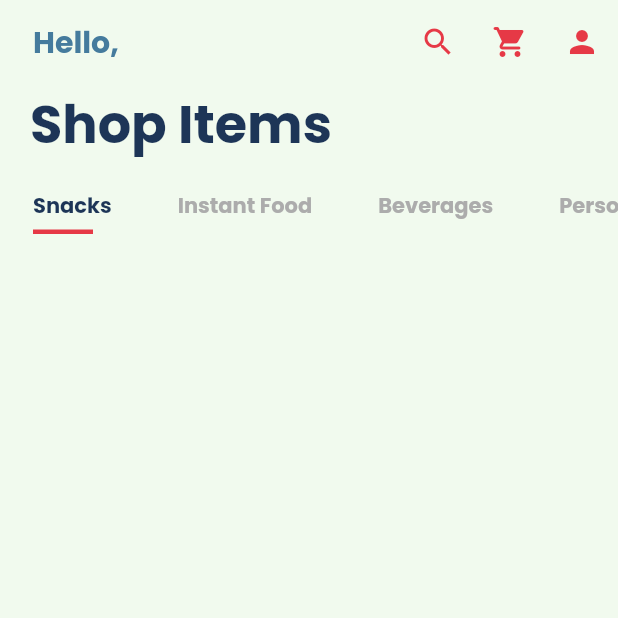
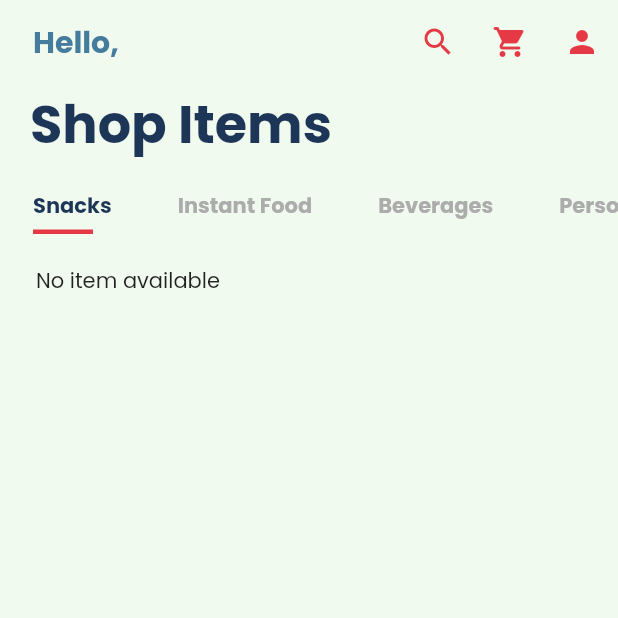
Before and after one commit to zul-aji/youmart_mobitech, a Flutter app: the screen it shows once a user with an empty profile is signed in, on a phone screen of 412 x 824 dp, the top half of it. Run offline on Flutter 3.47's test engine with Material 2 defaults, Android fonts, the phone set to English and light mode, and no system bars; our stand-ins replace cloud_firestore, email_validator, file_picker, firebase_auth, firebase_core, firebase_storage and 2 more; missing offline and left inert: flutterfire_ui; accounts and stored records are empty.

Commit message:
Final changes on Item List
Item list counter can now work and minor changes on UI

```diff
--- a/lib/screens/home/components/admin/add_item.dart
+++ b/lib/screens/home/components/admin/add_item.dart
@@ -289,12 +289,6 @@
         .child('${productModel.pid}/images')
         .child("post_$uuid");
 
-    // cloud firestore
-    // await firebaseFirestore
-    //     .collection("product")
-    //     .doc(productModel.pid)
-    //     .add({'downloadURL': urlDownload});
-
     FirebaseFirestore.instance
         .collection("product")
         .doc(productModel.pid)
--- a/lib/screens/home/components/customer/cart_counter.dart
+++ b/lib/screens/home/components/customer/cart_counter.dart
@@ -10,11 +10,11 @@
 }
 
 class _CartCounterState extends State<CartCounter> {
+  int numOfItems = 0;
   @override
   Widget build(BuildContext context) {
-    int numOfItems = 0;
     return Padding(
-      padding: const EdgeInsets.only(left: 3, bottom: 8),
+      padding: const EdgeInsets.only(left: 4),
       child: Row(
         mainAxisAlignment: MainAxisAlignment.center,
         crossAxisAlignment: CrossAxisAlignment.center,
--- a/lib/screens/home/components/home_body.dart
+++ b/lib/screens/home/components/home_body.dart
@@ -82,8 +82,9 @@
       );
     } else {
       return Expanded(
-        child:
-            Padding(padding: const EdgeInsets.all(36.0), child: customerBody()),
+        child: Padding(
+            padding: const EdgeInsets.only(left: 24.0, right: 10.0, top: 20),
+            child: customerBody()),
       );
     }
   }
--- a/lib/screens/home/home_screen.dart
+++ b/lib/screens/home/home_screen.dart
@@ -2,16 +2,12 @@
 import 'package:firebase_auth/firebase_auth.dart';
 import 'package:flutter/material.dart';
 import 'package:fluttertoast/fluttertoast.dart';
-import 'package:youmart_mobitech/screens/home/components/admin/add_item.dart';
-import 'package:youmart_mobitech/screens/home/components/customer/cart_screen.dart';
-import 'package:youmart_mobitech/screens/home/components/customer/itemlist.dart';
+import 'package:get/get.dart';
 
 import '../../constants.dart';
-import '../../model/local_product.dart';
 import '../../model/product_model.dart';
 import '../../model/user_model.dart';
-
-import 'components/categories_home.dart';
+import 'components/customer/cart_screen.dart';
 import 'components/home_body.dart';
 import 'userprofile_screen.dart';
 
@@ -130,7 +126,7 @@
       }),
     );
 
-    return MaterialApp(
+    return GetMaterialApp(
         debugShowCheckedModeBanner: false,
         theme: ThemeData(fontFamily: 'Poppins'),
         home: Scaffold(
--- a/pubspec.yaml
+++ b/pubspec.yaml
@@ -56,6 +56,7 @@
 
   #provider:
   provider: ^6.0.0
+  get: ^4.6.5
 
 dev_dependencies:
   flutter_test:
```
Also changed, not shown: lib/screens/home/components/customer/itemlist.dart (+15 -9 lines), images/Product/Doritos.png, images/Product/Lay's.png, images/Product/Mars.png, images/Product/Pringles.png, images/Product/Snickers.png, pubspec.lock.
